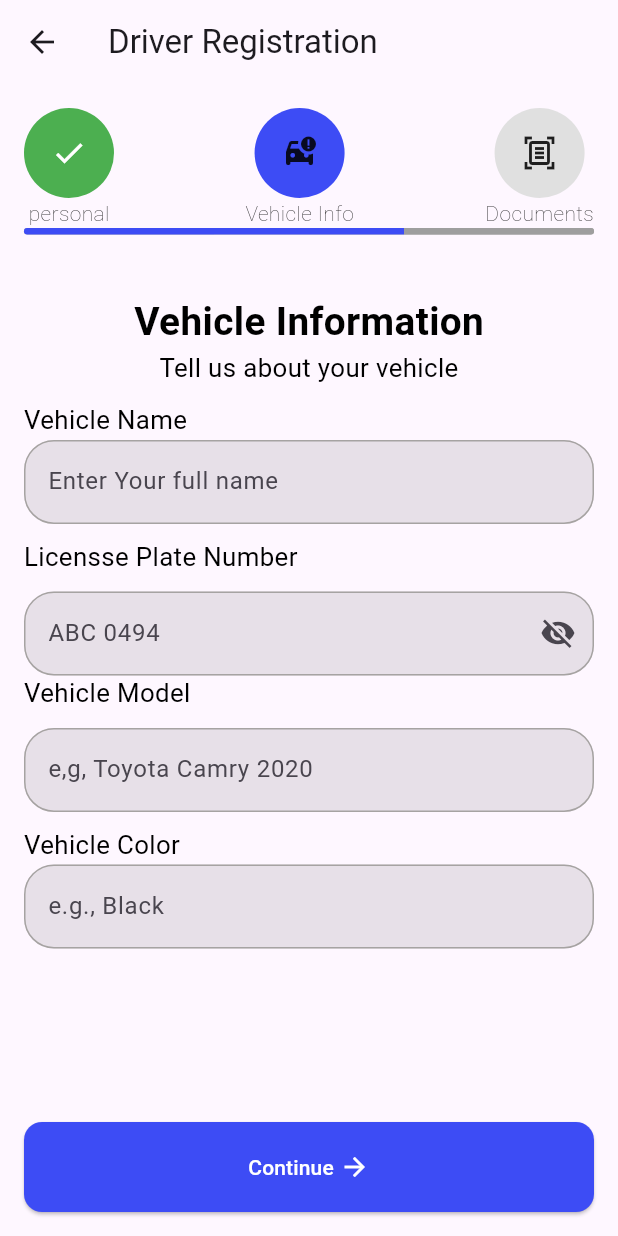
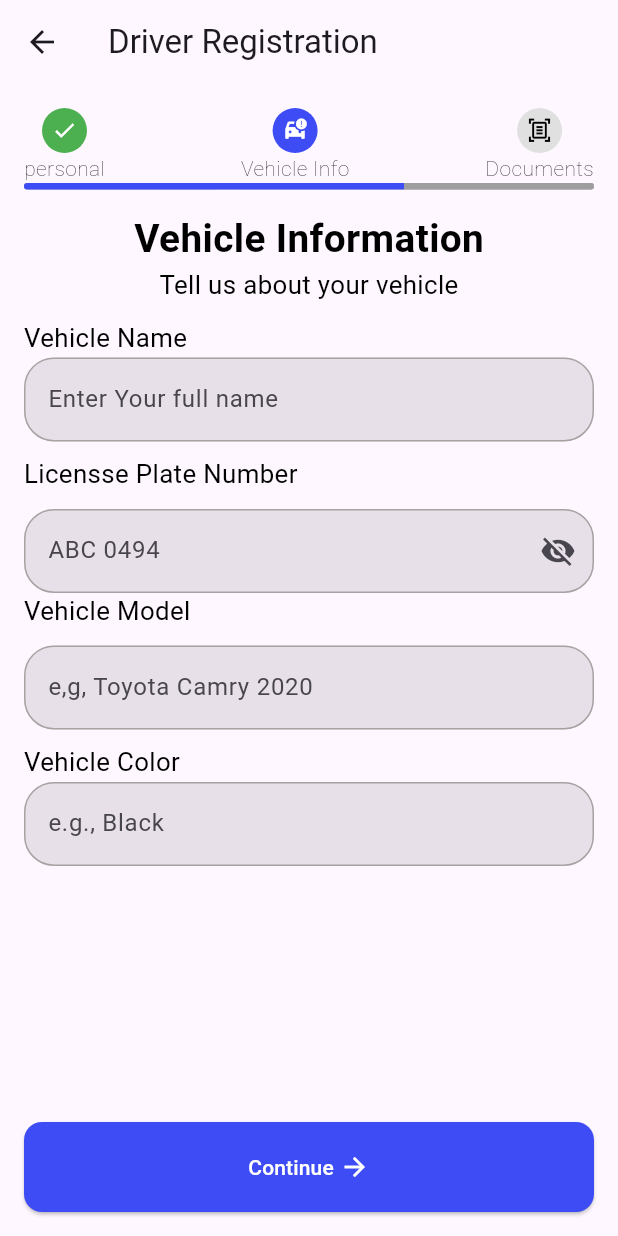
Before and after one commit to ADEDANCE/getin_driver, a Flutter app: the RegistrationScreen screen opened directly, after a tap on "Continue", on a phone screen of 412 x 824 dp. Run offline on Flutter 3.47's test engine with Material 3 defaults, Android fonts, the phone set to English and light mode, and no system bars; our stand-ins replace dotted_border, flutter_screenutil.

Commit message:
Refrsctor(change the resizeToAvoidBottomInset to true)

```diff
--- a/lib/onbarding/registration_screen.dart
+++ b/lib/onbarding/registration_screen.dart
@@ -1,6 +1,7 @@
 import 'package:flutter/material.dart';
 import 'package:flutter_screenutil/flutter_screenutil.dart';
 import 'package:getin_driver/onbarding/document_info.dart';
+import 'package:getin_driver/onbarding/document_reviewing_screen.dart';
 import 'package:getin_driver/onbarding/personal_info.dart';
 import 'package:getin_driver/onbarding/vehicle_info.dart';
 import 'package:getin_driver/reusable_widget/button_widget.dart';
@@ -34,8 +35,8 @@ class _RegistrationScreenState extends State<RegistrationScreen> {
     return Column(
       children: [
         Container(
-          width: 60,
-          height: 60,
+          width: 30,
+          height: 30,
           decoration: BoxDecoration(color: circleColor, shape: BoxShape.circle),
           child: Center(child: isCompleted ? markIcon : stepIcon),
         ),
@@ -53,8 +54,19 @@ class _RegistrationScreenState extends State<RegistrationScreen> {
 
   @override
   Widget build(BuildContext context) {
-    return Scaffold(
-      resizeToAvoidBottomInset: false,
+    return PopScope(
+      // Allow screen to be popped only if user is on the first step.
+      canPop: currentStep == 1,
+      onPopInvokedWithResult: (didPop, result) {
+        if (!didPop && currentStep > 1) {
+          // move back to the previous step instead of leaving the screen
+          setState(() {
+            currentStep--;
+          });
+        }
+      },
+      child: Scaffold(
+        resizeToAvoidBottomInset: true,
         appBar: AppBar(title: Column(children: [Text("Driver Registration")])),
         body: Padding(
           padding: EdgeInsets.all(16),
@@ -71,22 +83,52 @@ class _RegistrationScreenState extends State<RegistrationScreen> {
                         children: [
                           buildStepCircle(
                             stepNumber: 1,
-                          stepIcon: Icon(Icons.person),
-                          markIcon: Icon(Icons.check, color: Colors.white),
+                            stepIcon: Icon(
+                              Icons.person,
+                              size: 17,
+                              color: currentStep == 1
+                                  ? Colors.white
+                                  : Colors.black,
+                            ),
+                            markIcon: Icon(
+                              Icons.check,
+                              size: 17,
+                              color: Colors.white,
+                            ),
                             title: "personal",
                           ),
 
                           buildStepCircle(
                             stepNumber: 2,
-                          stepIcon: Icon(Icons.car_crash),
-                          markIcon: Icon(Icons.check, color: Colors.white),
+                            stepIcon: Icon(
+                              Icons.car_crash,
+                              size: 17,
+                              color: currentStep == 2
+                                  ? Colors.white
+                                  : Colors.black,
+                            ),
+                            markIcon: Icon(
+                              Icons.check,
+                              size: 17,
+                              color: Colors.white,
+                            ),
                             title: "Vehicle Info",
                           ),
 
                           buildStepCircle(
                             stepNumber: 3,
-                          stepIcon: Icon(Icons.document_scanner_outlined),
-                          markIcon: Icon(Icons.check, color: Colors.white),
+                            stepIcon: Icon(
+                              Icons.document_scanner_outlined,
+                              size: 17,
+                              color: currentStep == 3
+                                  ? Colors.white
+                                  : Colors.black,
+                            ),
+                            markIcon: Icon(
+                              Icons.check,
+                              size: 17,
+                              color: Colors.white,
+                            ),
                             title: "Documents",
                           ),
                         ],
@@ -147,7 +189,7 @@ class _RegistrationScreenState extends State<RegistrationScreen> {
                           ],
                         ),
                       ),
-                    SizedBox(height: 40),
+                      SizedBox(height: 15),
                       currentStep == 1
                           ? PersonalInfo()
                           : currentStep == 2
@@ -157,12 +199,20 @@ class _RegistrationScreenState extends State<RegistrationScreen> {
                   ),
                 ),
               ),
+              SizedBox(height: 10),
               ButtonWidget(
                 onPressed: () {
-                if (currentStep < 4) {
+                  if (currentStep < 3) {
                     setState(() {
                       currentStep++;
                     });
+                  } else {
+                    Navigator.push(
+                      context,
+                      MaterialPageRoute(
+                        builder: (_) => DocumentReviewingScreen(),
+                      ),
+                    );
                   }
                 },
                 backgroundColor: Color(0xFF3D4CF5),
@@ -183,7 +233,10 @@ class _RegistrationScreenState extends State<RegistrationScreen> {
                     : Row(
                         mainAxisAlignment: MainAxisAlignment.center,
                         children: [
-                        Text("Continue", style: TextStyle(color: Colors.white)),
+                          Text(
+                            "Continue",
+                            style: TextStyle(color: Colors.white),
+                          ),
                           SizedBox(width: 4),
                           Icon(
                             Icons.arrow_forward,
@@ -196,6 +249,7 @@ class _RegistrationScreenState extends State<RegistrationScreen> {
             ],
           ),
         ),
+      ),
     );
   }
 }
```
Lines whose indentation alone changed are shown as unchanged.
